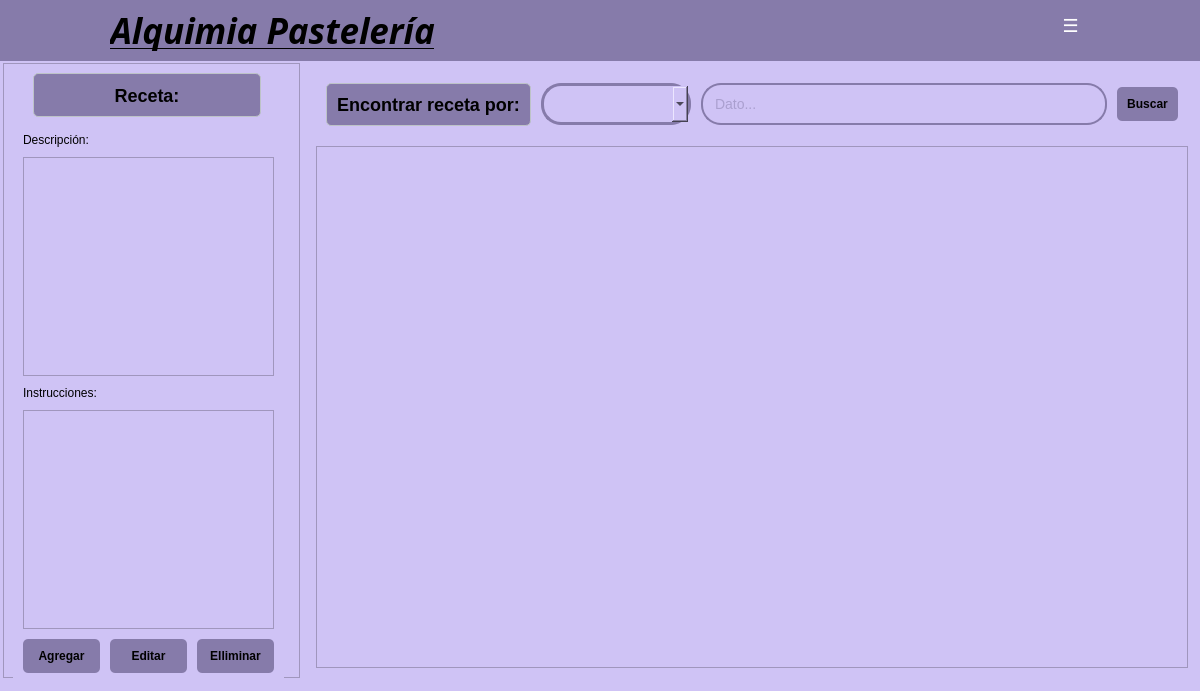
Qt form app/view/ui/recetaView.ui (ErickSanat/POS-PythonQt) before a commit.
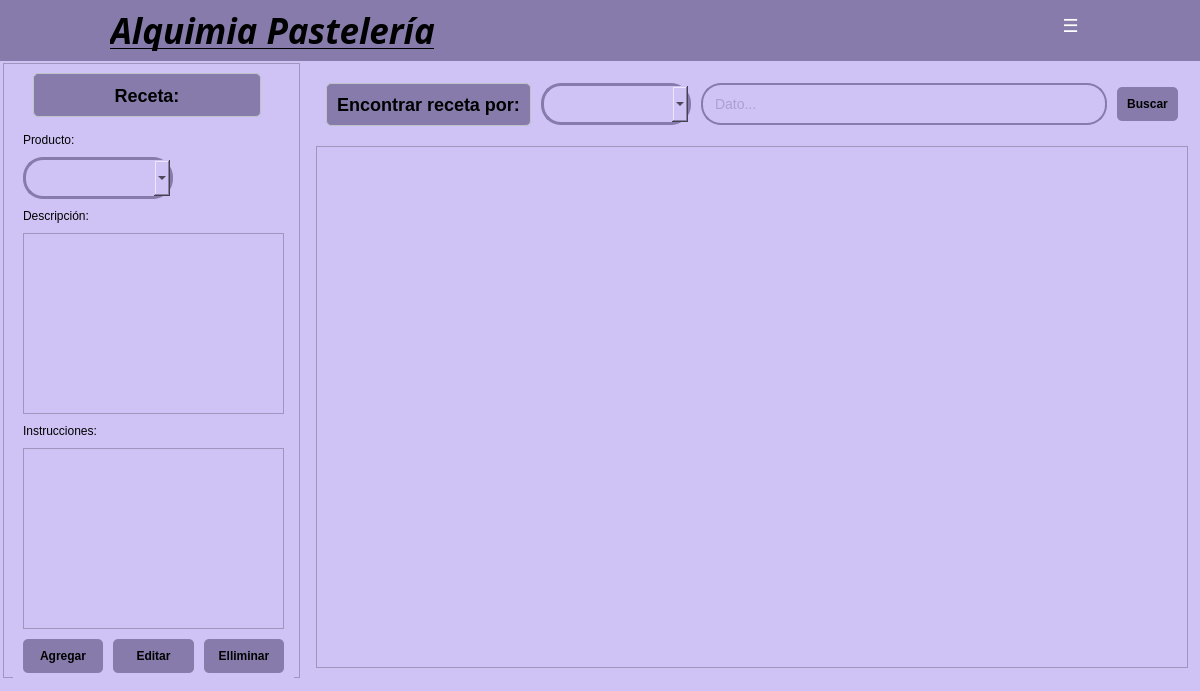
The same form after that commit. Icons and pictures are not drawn.

Commit message: add: agregue funcionalidad a recetas, se agrego un combobox

What changed in the file:
```diff
--- a/app/view/ui/recetaView.ui
+++ b/app/view/ui/recetaView.ui
@@ -105,11 +105,11 @@
          <rect>
           <x>10</x>
           <y>60</y>
-          <width>271</width>
+          <width>281</width>
           <height>584</height>
          </rect>
         </property>
-        <layout class="QVBoxLayout" name="verticalLayout" stretch="0,0,0,0,0,0">
+        <layout class="QVBoxLayout" name="verticalLayout" stretch="0,0,0,0,0,0,0,0">
          <property name="spacing">
           <number>10</number>
          </property>
@@ -125,6 +125,46 @@
          <property name="bottomMargin">
           <number>10</number>
          </property>
+         <item>
+          <widget class="QLabel" name="label_7">
+           <property name="sizePolicy">
+            <sizepolicy hsizetype="Expanding" vsizetype="Fixed">
+             <horstretch>0</horstretch>
+             <verstretch>0</verstretch>
+            </sizepolicy>
+           </property>
+           <property name="styleSheet">
+            <string notr="true">color: rgb(0, 0, 0);</string>
+           </property>
+           <property name="text">
+            <string>Producto:</string>
+           </property>
+          </widget>
+         </item>
+         <item>
+          <widget class="QComboBox" name="comboProductos">
+           <property name="sizePolicy">
+            <sizepolicy hsizetype="Fixed" vsizetype="Fixed">
+             <horstretch>0</horstretch>
+             <verstretch>0</verstretch>
+            </sizepolicy>
+           </property>
+           <property name="minimumSize">
+            <size>
+             <width>150</width>
+             <height>0</height>
+            </size>
+           </property>
+           <property name="styleSheet">
+            <string notr="true">QComboBox {
+    padding: 10px;
+    border: 3px solid #867BAA;
+    border-radius: 20px;
+}
+</string>
+           </property>
+          </widget>
+         </item>
          <item>
           <widget class="QLabel" name="label_5">
            <property name="sizePolicy">
```
The commit also changes 4 other files.
